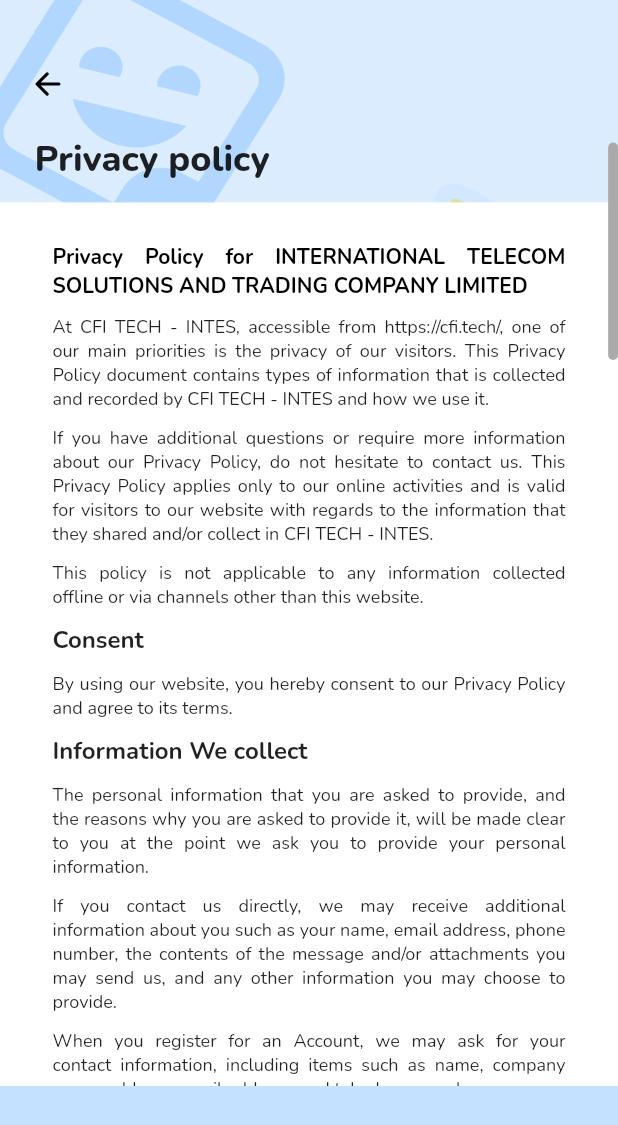
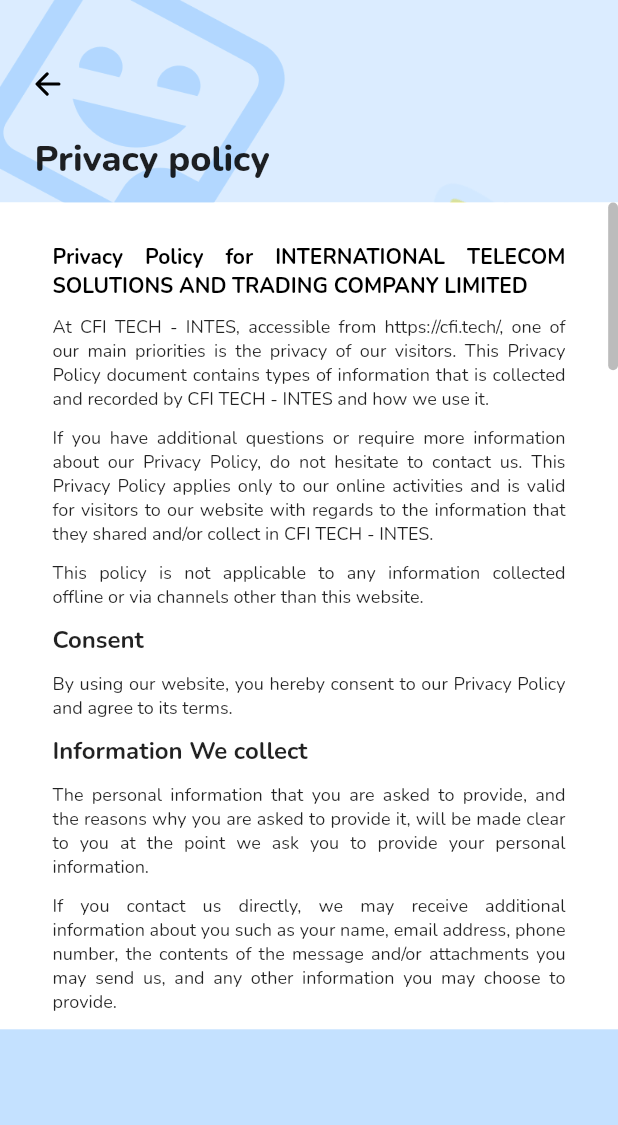
Before and after one commit to thaibach/sticker-maker, a Flutter app: the PrivacyPage screen opened directly, on a phone screen of 412 x 824 dp. Shown: the top 1125 px of the screen. Run offline on Flutter 3.47's test engine with Material 2 defaults, Android fonts, the phone set to English and light mode, and no system bars; our stand-ins replace flutter_bloc, flutter_svg, google_fonts, image_picker, outline_gradient_button and 3 more; missing offline and left inert: dart:ffi; project files that could hold a hidden picture were left out.

Commit message:
Dev/thangkv

```diff
--- a/lib/src/cubit/pre_edit_cubit/pre_edit_cubit.dart
+++ b/lib/src/cubit/pre_edit_cubit/pre_edit_cubit.dart
@@ -14,6 +14,7 @@
 class PreEditCubit extends Cubit<PreEditState> {
   PreEditCubit() : super(PreEditInitial());
   String resultPath = '';
+  int bottomBar = 0;
   Future<ui.Image> getImage(ui.Image oriImg, ui.Image maskImg, int imageWidth,
       int imageHeight) async {
     final ui.PictureRecorder recorder = ui.PictureRecorder();
@@ -22,6 +23,10 @@
         ui.Size(imageWidth.toDouble(), imageHeight.toDouble()));
     final ui.Picture picture = recorder.endRecording();
     return await picture.toImage(imageWidth, imageHeight);
+  }
+
+  void changeCuverBottomBar(){
+    emit(BottomBarSuccess());
   }
 
   void removeImageBG(String imagePath) async {
--- a/lib/src/cubit/pre_edit_cubit/pre_edit_state.dart
+++ b/lib/src/cubit/pre_edit_cubit/pre_edit_state.dart
@@ -4,3 +4,4 @@
 class PreEditError extends PreEditState{}
 class RemoveBGLoading extends PreEditState{}
 class RemoveBGSuccess extends PreEditState{}
+class BottomBarSuccess extends PreEditState{}
--- a/lib/src/views/settings/page/privacy_page.dart
+++ b/lib/src/views/settings/page/privacy_page.dart
@@ -9,6 +9,8 @@
 
   @override
   Widget build(BuildContext context) {
+    final sc = ScrollController(initialScrollOffset: 0);
+
     return Scaffold(
       body: Container(
         decoration: const BoxDecoration(
@@ -49,22 +51,21 @@
               ),
             ),
             Expanded(
+              flex: 4,
               child: Container(
                 color: Colors.white,
                 child: Column(
                   crossAxisAlignment: CrossAxisAlignment.start,
                   children: [
                     Expanded(
-                      child: Container(
-                        child: RawScrollbar(
-                          thumbColor: const Color(0xffAAAAAA),
-                          mainAxisMargin: -40,
-                          minThumbLength: 47,
+                      child: MediaQuery.removePadding(
+                        context: context,
+                        removeTop: true,
+                        child: Scrollbar(
+                          radius: const Radius.circular(30),
                           thickness: 6.56,
-                          thumbVisibility: true,
-                          interactive: true,
-                          radius: const Radius.circular(20),
-                          scrollbarOrientation: ScrollbarOrientation.right,
+                          controller: sc,
+                          isAlwaysShown: true,
                           child: SingleChildScrollView(
                             child: Padding(
                               padding: const EdgeInsets.symmetric(horizontal: 35),
@@ -573,9 +574,12 @@
                 ),
               ),
             ),
-            Container(
-              color: Colors.transparent,
-              height: 100,
+            Expanded(
+              flex: 1,
+              child: Container(
+                color: Colors.transparent,
+                height: 100,
+              ),
             )
           ],
         ),
--- a/lib/src/views/splash_screen.dart
+++ b/lib/src/views/splash_screen.dart
@@ -29,7 +29,6 @@
     ).createShader(const Rect.fromLTWH(0.0, 0.0, 300.0, 70.0));
 
     return AnnotatedRegion<SystemUiOverlayStyle>(
-
       value: SystemUiOverlayStyle.dark,
       child: Scaffold(
         backgroundColor: Colors.white,
```
Also changed, not shown: lib/src/views/pre_edit/components/custom_bottom_bar.dart (+22 -9 lines), lib/src/views/pre_edit/pre_edit_page.dart (+28 -40 lines), assets/icons/ic_back_home.svg (added).
